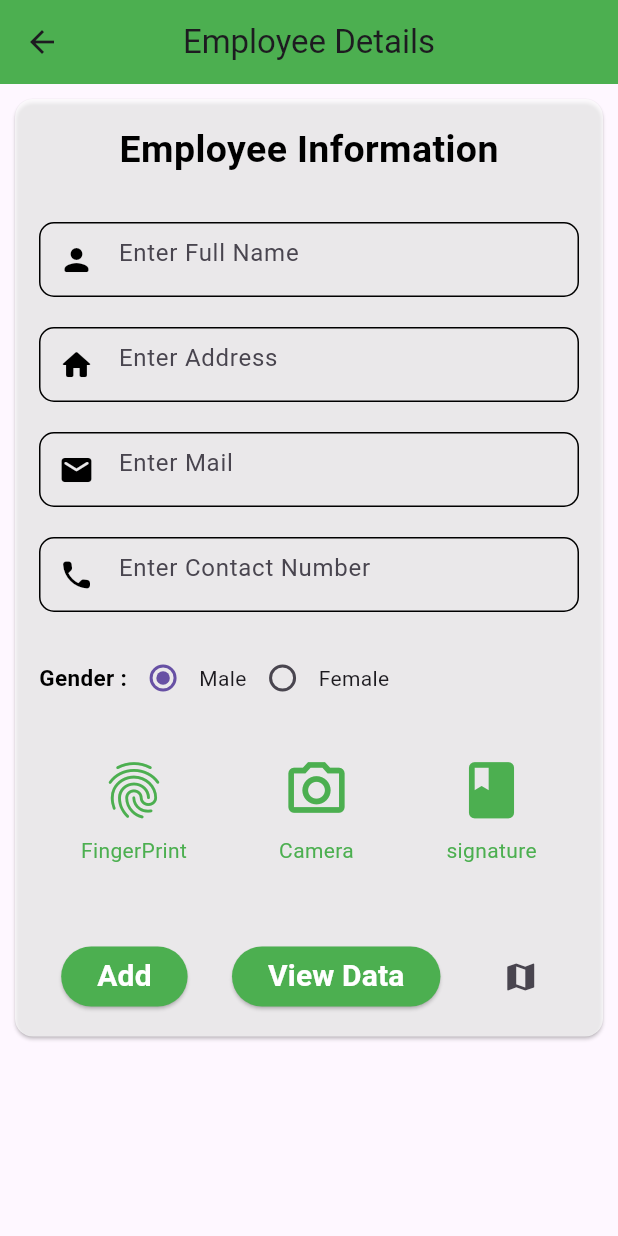
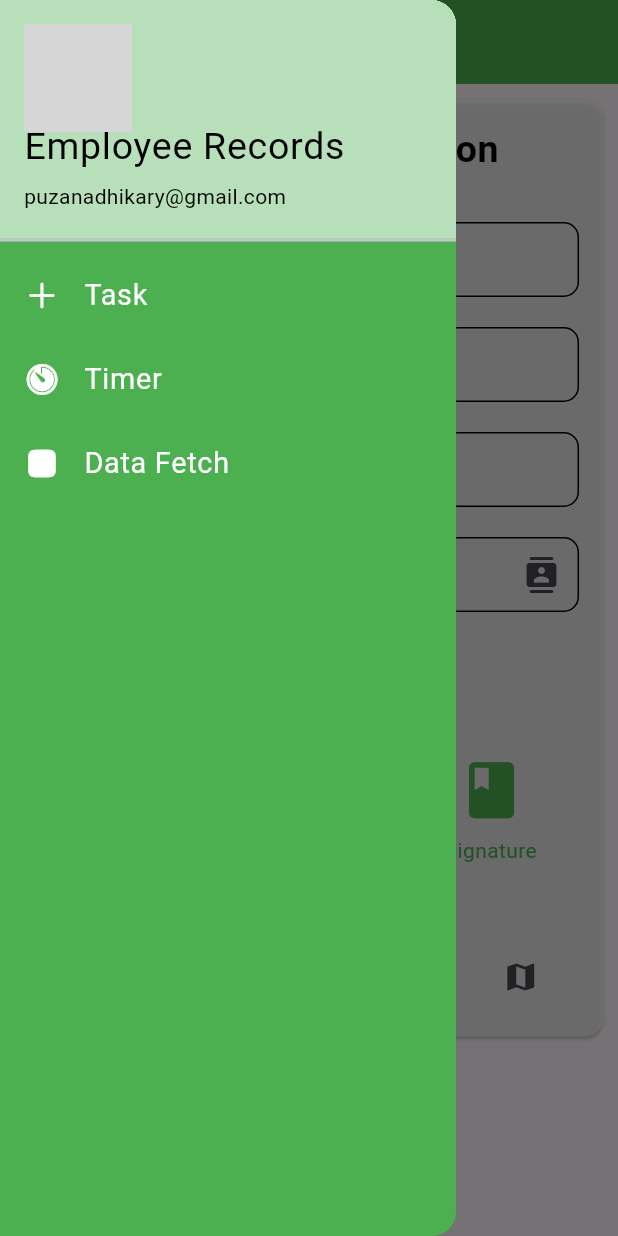
Before and after one commit to puzanadhikari/FirebaseProject, a Flutter app: the HomePage screen opened directly, with the side drawer open (before the commit the screen has no drawer), on a phone screen of 412 x 824 dp. Run offline on Flutter 3.47's test engine with Material 3 defaults, Android fonts, the phone set to English and light mode, and no system bars; our stand-ins replace contacts_service, firebase_auth, firebase_core, firebase_database, fluttertoast, google_maps_flutter and 6 more; missing offline and left inert: syncfusion_flutter_signaturepad; accounts and stored records are empty; network calls fail; grey boxes are pictures that could not be loaded.

```diff
--- /dev/null
+++ b/lib/drawer_page.dart
@@ -0,0 +1,95 @@
+import 'package:flutter/cupertino.dart';
+import 'package:flutter/material.dart';
+import 'package:newapp/task_page.dart';
+import 'package:newapp/timer_page.dart';
+
+import 'nestedDataFetch.dart';
+
+class DrawerPage extends StatefulWidget {
+  const DrawerPage({super.key});
+
+  @override
+  State<DrawerPage> createState() => _DrawerPageState();
+}
+
+class _DrawerPageState extends State<DrawerPage> {
+  final imageUrl="https://annapurnaexpress.prixacdn.net/media/albums/E6KiRKOVIAIrXBa_20210929144455_zbLExOqOo2.jpg";
+  @override
+  Widget build(BuildContext context) {
+    return Drawer(
+      backgroundColor: Colors.green,
+      child: ListView(
+        padding: EdgeInsets.zero,
+        children: [
+          DrawerHeader(
+            padding: EdgeInsets.zero,
+            decoration: BoxDecoration(
+              color: Colors.green
+            ),
+            child: UserAccountsDrawerHeader(
+              decoration: BoxDecoration(
+                color: Colors.white60
+              ),
+              margin: EdgeInsets.zero,
+              accountName: Text(
+                "Employee Records",
+                style: TextStyle(fontSize: 25,color: Colors.black),
+              ),
+              accountEmail: Text("puzanadhikary@gmail.com",style: TextStyle(
+                color: Colors.black
+              ),),
+              currentAccountPicture: CircleAvatar(
+                backgroundImage: NetworkImage(imageUrl),
+              ),
+            ),
+          ),
+          ListTile(
+            leading: Icon(
+              CupertinoIcons.add,
+              color: Colors.white,
+            ),
+            title: Text(
+              "Task",
+              textScaleFactor: 1.2,
+              style: TextStyle(color: Colors.white),
+            ),
+            onTap: () {
+              Navigator.push(context,
+                  MaterialPageRoute(builder: (context) => TaskPage()));
+            },
+          ),
+          ListTile(
+            leading: Icon(
+              CupertinoIcons.timer_fill,
+              color: Colors.white,
+            ),
+            title: Text(
+              "Timer",
+              textScaleFactor: 1.2,
+              style: TextStyle(color: Colors.white),
+            ),
+            onTap: () {
+              Navigator.push(context,
+                  MaterialPageRoute(builder: (context) => TimerPage()));
+            },
+          ),
+          ListTile(
+            leading: Icon(
+              CupertinoIcons.app_fill,
+              color: Colors.white,
+            ),
+            title: Text(
+              "Data Fetch",
+              textScaleFactor: 1.2,
+              style: TextStyle(color: Colors.white),
+            ),
+            onTap: () {
+              Navigator.push(context,
+                  MaterialPageRoute(builder: (context) => NestedDataFetch()));
+            },
+          ),
+        ],
+      ),
+    );
+  }
+}
--- a/lib/firebase_auth.dart
+++ b/lib/firebase_auth.dart
@@ -32,7 +32,7 @@ class FirebaseAuthService {
       return userCredential.user;
     } catch (e) {
       // If there's an error during registration, handle it here.
-      print("Error during registration: $e");
+      log("Error during registration: $e");
       Fluttertoast.showToast(
           msg: 'Signup Failed',
           backgroundColor: Colors.green,
@@ -62,7 +62,7 @@ class FirebaseAuthService {
       Navigator.push(context, MaterialPageRoute(builder: (context)=>HomePage()));
       return credential.user;
     } catch (e) {
-      print("Some error occured");
+      log("Some error occured");
       Fluttertoast.showToast(
           msg: 'Login Failed',
           backgroundColor: Colors.green,
--- a/pubspec.yaml
+++ b/pubspec.yaml
@@ -28,6 +28,9 @@ environment:
 # the latest version available on pub.dev. To see which dependencies have newer
 # versions available, run `flutter pub outdated`.
 dependencies:
+  shimmer: ^3.0.0
+  permission_handler: ^11.1.0
+  contacts_service: ^0.6.3
   google_maps_flutter: ^2.5.0
   location:
   http:
```
Also changed, not shown: lib/employee_list.dart (+67 -9 lines), lib/homePage.dart (+30 -0 lines), lib/loginpage.dart (+29 -19 lines), lib/nestedDataFetch.dart (added, +22 -0 lines), lib/signupPage.dart (+13 -2 lines), lib/task_page.dart (added, +122 -0 lines), lib/timer_page.dart (added, +64 -0 lines), pubspec.lock, 3 other files.
